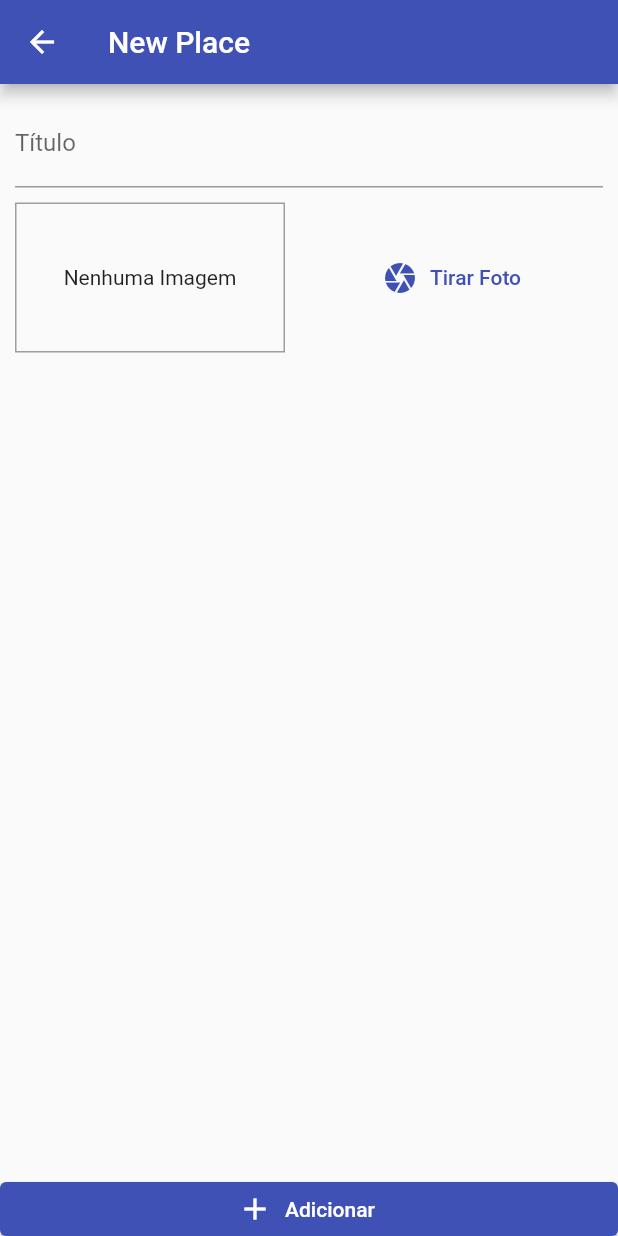
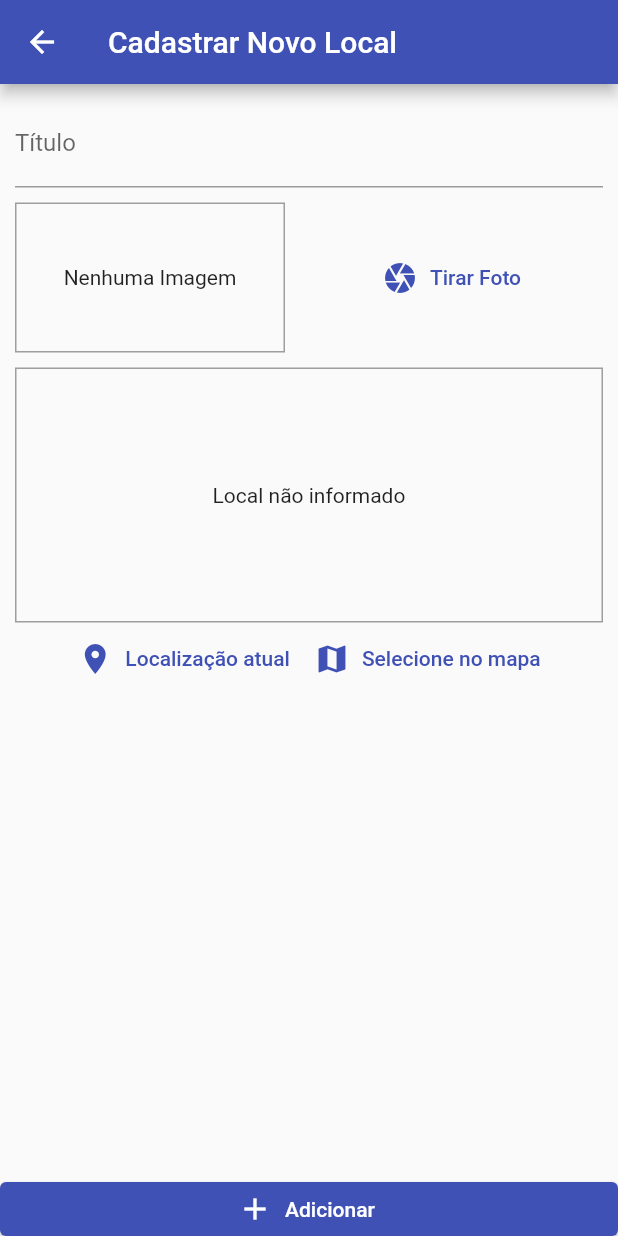
Before and after one commit to Davidson031/GreatPlacesFlutter, a Flutter app: the PlaceFormScreen screen opened by its route, on a phone screen of 412 x 824 dp. Run offline on Flutter 3.47's test engine with Material 2 defaults, Android fonts, the phone set to English and light mode, and no system bars; our stand-ins replace image_picker, location, sqflite; accounts and stored records are empty.

Commit message:
Consumindo API do google maps e mostrando preview na tela de cadastro do place

```diff
--- a/lib/pages/place_form_screen.dart
+++ b/lib/pages/place_form_screen.dart
@@ -7,6 +7,7 @@ import 'package:provider/provider.dart';
 
 import '../providers/great_places.dart';
 import '../widgers/image_input.dart';
+import '../widgers/location_input.dart';
 
 class PlaceFormScreen extends StatefulWidget {
   const PlaceFormScreen({Key? key}) : super(key: key);
@@ -39,7 +40,7 @@ class _PlaceFormScreenState extends State<PlaceFormScreen> {
   Widget build(BuildContext context) {
     return Scaffold(
       appBar: AppBar(
-        title: const Text('New Place'),
+        title: const Text('Cadastrar Novo Local'),
       ),
       body: Column(
         crossAxisAlignment: CrossAxisAlignment.stretch,
@@ -58,6 +59,8 @@ class _PlaceFormScreenState extends State<PlaceFormScreen> {
                     ),
                     const SizedBox(height: 10),
                     ImageInput(this._selectImage),
+                    const SizedBox(height: 10),
+                    LocationInput()
                   ],
                 ),
               ),
--- a/lib/utils/db_util.dart
+++ b/lib/utils/db_util.dart
@@ -29,7 +29,6 @@ class DbUtil {
   static Future<List<Map<String, dynamic>>> getData(String table) async {
 
     final db = await DbUtil.database();
-
     return db.query(table);
   }
 }
--- /dev/null
+++ b/lib/utils/location_util.dart
@@ -0,0 +1,15 @@
+const GOOGLE_API_KEY = '';
+
+class LocationUtil {
+
+  static String generateLocationPreviewImage({double? latitude, double? longitude}){
+
+
+    return 'https://maps.googleapis.com/maps/api/staticmap?center=$latitude,$longitude&zoom=13&size=600x300&maptype=roadmap&markers=color:red%7Clabel:A%$latitude,$longitude&key=$GOOGLE_API_KEY';
+
+
+  }
+
+
+
+}
--- /dev/null
+++ b/lib/widgers/location_input.dart
@@ -0,0 +1,63 @@
+// import 'package:flutter/src/widgets/container.dart';
+// import 'package:flutter/src/widgets/framework.dart';
+import 'package:flutter/material.dart';
+import 'package:great_places/utils/location_util.dart';
+import 'package:location/location.dart';
+
+class LocationInput extends StatefulWidget {
+  const LocationInput({super.key});
+
+  @override
+  State<LocationInput> createState() => _LocationInputState();
+}
+
+class _LocationInputState extends State<LocationInput> {
+  var _previewImageUrl = null;
+
+  Future<void> _getCurrentUserLocation() async {
+
+    final locData = await Location().getLocation();
+    final staticMapImageUrl = LocationUtil.generateLocationPreviewImage(latitude: locData.latitude, longitude: locData.longitude);
+
+    setState(() {
+      _previewImageUrl = staticMapImageUrl;
+    });
+  }
+
+  @override
+  Widget build(BuildContext context) {
+    return Column(
+      children: [
+        Container(
+          height: 170,
+          width: double.infinity,
+          alignment: Alignment.center,
+          decoration:
+              BoxDecoration(border: Border.all(width: 1, color: Colors.grey)),
+          child: _previewImageUrl == null
+              ? const Text('Local não informado')
+              : Image.network(
+                  _previewImageUrl,
+                  fit: BoxFit.cover,
+                  width: double.infinity,
+                ),
+        ),
+        Row(
+          mainAxisAlignment: MainAxisAlignment.center,
+          children: [
+            TextButton.icon(
+              icon: const Icon(Icons.location_on),
+              label: const Text('Localização atual'),
+              onPressed: _getCurrentUserLocation,
+            ),
+            TextButton.icon(
+              icon: const Icon(Icons.map),
+              label: const Text('Selecione no mapa'),
+              onPressed: () {},
+            ),
+          ],
+        )
+      ],
+    );
+  }
+}
--- a/pubspec.yaml
+++ b/pubspec.yaml
@@ -34,6 +34,7 @@ dependencies:
   path_provider: ^2.0.11
   path: 1.8.2
   sqflite: ^2.2.0+3
+  location: ^4.4.0
 
 
   # The following adds the Cupertino Icons font to your application.
```
Also changed, not shown: pubspec.lock, 1 other file.
